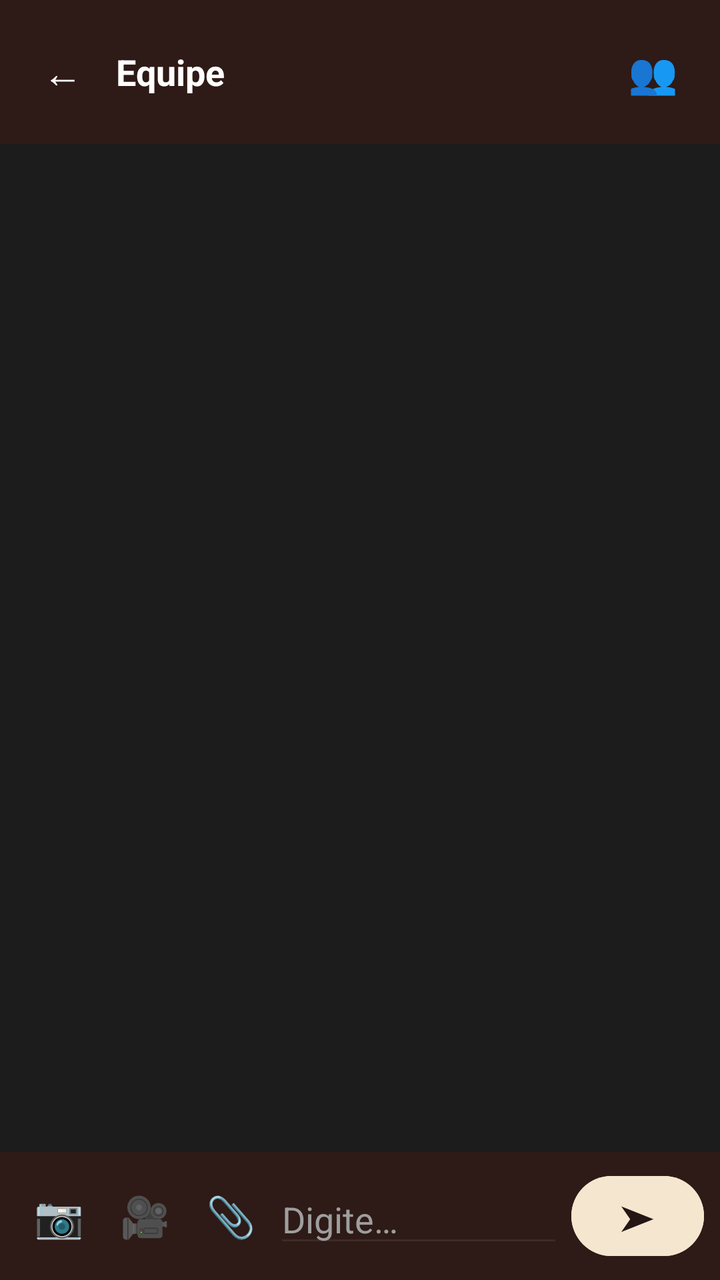
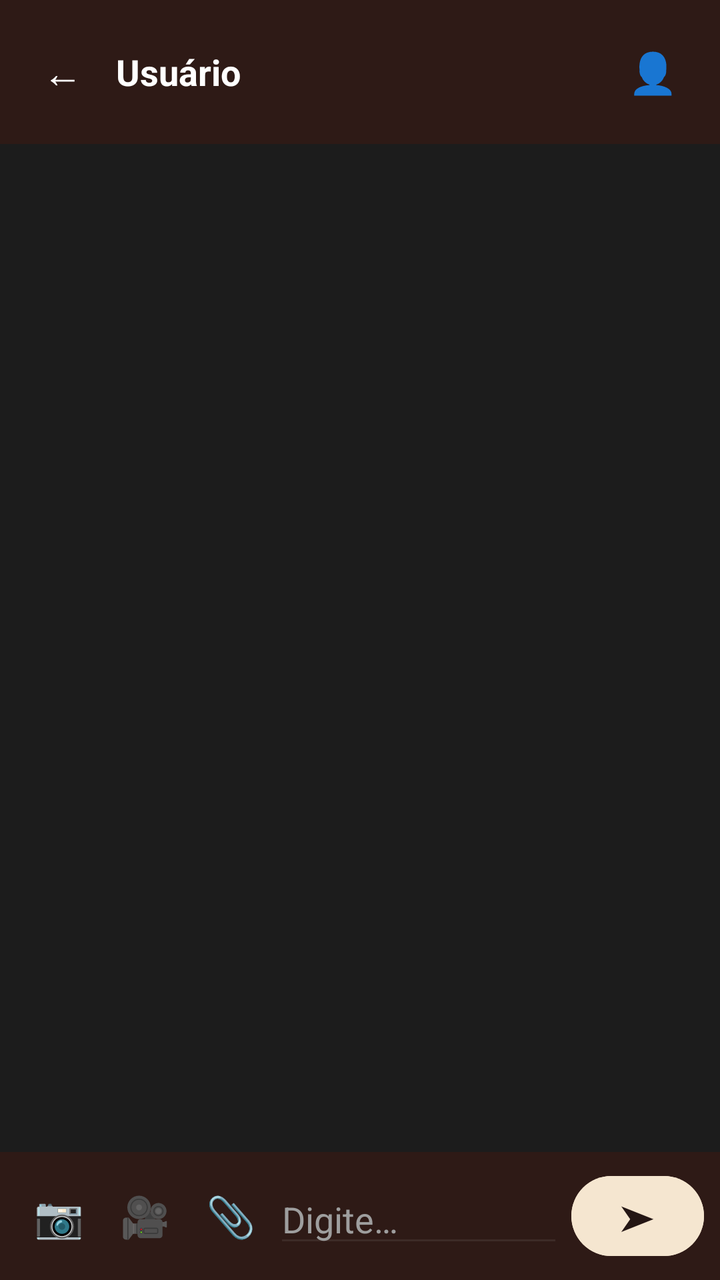

Two renders of the same Android screen: before a commit and after it. Below are the layout's source before the change and the commit's diff.
<!-- AndroidManifest.xml: application theme Theme.CTR -->
<!-- res/layout/activity_chat_equipe.xml -->
<?xml version="1.0" encoding="utf-8"?>
<androidx.constraintlayout.widget.ConstraintLayout xmlns:android="http://schemas.android.com/apk/res/android"
    xmlns:app="http://schemas.android.com/apk/res-auto"
    android:layout_width="match_parent"
    android:layout_height="match_parent"
    android:background="@color/bg_primary"
    android:fitsSystemWindows="true">

    
    <LinearLayout
        android:id="@+id/headerChatEquipe"
        android:layout_width="match_parent"
        android:layout_height="wrap_content"
        android:background="@color/bg_surface_light"
        android:gravity="center_vertical"
        android:orientation="horizontal"
        android:padding="12dp"
        app:layout_constraintTop_toTopOf="parent">

        <Button
            android:id="@+id/btnVoltarChatEquipe"
            style="@style/Widget.MaterialComponents.Button.TextButton"
            android:layout_width="wrap_content"
            android:layout_height="wrap_content"
            android:minWidth="0dp"
            android:text="←"
            android:textColor="@color/text_primary"
            android:textSize="20sp" />

        <LinearLayout
            android:layout_width="0dp"
            android:layout_height="wrap_content"
            android:layout_marginStart="8dp"
            android:layout_weight="1"
            android:orientation="vertical">

            <TextView
                android:id="@+id/txtNomeEquipeChat"
                android:layout_width="match_parent"
                android:layout_height="wrap_content"
                android:ellipsize="end"
                android:maxLines="1"
                android:text="Equipe"
                android:textColor="@color/text_primary"
                android:textSize="18sp"
                android:textStyle="bold" />

            <TextView
                android:id="@+id/txtDigitandoEquipe"
                android:layout_width="match_parent"
                android:layout_height="wrap_content"
                android:ellipsize="end"
                android:maxLines="1"
                android:text=""
                android:textColor="@color/accent"
                android:textSize="12sp"
                android:textStyle="italic"
                android:visibility="gone" />

        </LinearLayout>

        <Button
            android:id="@+id/btnVerGrupos"
            style="@style/Widget.MaterialComponents.Button.TextButton"
            android:layout_width="wrap_content"
            android:layout_height="wrap_content"
            android:minWidth="0dp"
            android:text="👥"
            android:textSize="20sp" />

    </LinearLayout>

    
    <androidx.recyclerview.widget.RecyclerView
        android:id="@+id/recyclerMensagensEquipe"
        android:layout_width="match_parent"
        android:layout_height="0dp"
        android:clipToPadding="false"
        android:padding="12dp"
        app:layout_constraintBottom_toTopOf="@+id/containerRespondendoEquipe"
        app:layout_constraintTop_toBottomOf="@+id/headerChatEquipe" />

    
    <LinearLayout
        android:id="@+id/containerRespondendoEquipe"
        android:layout_width="match_parent"
        android:layout_height="wrap_content"
        android:background="@color/bg_surface_hover"
        android:orientation="horizontal"
        android:padding="8dp"
        android:visibility="gone"
        app:layout_constraintBottom_toTopOf="@+id/containerInputEquipe">

        <View
            android:layout_width="4dp"
            android:layout_height="match_parent"
            android:background="@color/accent" />

        <LinearLayout
            android:layout_width="0dp"
            android:layout_height="wrap_content"
            android:layout_marginStart="8dp"
            android:layout_weight="1"
            android:orientation="vertical">

            <TextView
                android:id="@+id/txtRespondendoAEquipe"
                android:layout_width="wrap_content"
                android:layout_height="wrap_content"
                android:text="Respondendo a..."
                android:textColor="@color/accent"
                android:textSize="12sp"
                android:textStyle="bold" />

            <TextView
                android:id="@+id/txtTextoRespondendoEquipe"
                android:layout_width="match_parent"
                android:layout_height="wrap_content"
                android:layout_marginTop="2dp"
                android:ellipsize="end"
                android:maxLines="1"
                android:text="Mensagem"
                android:textColor="@color/text_secondary"
                android:textSize="12sp" />

        </LinearLayout>

        <Button
            android:id="@+id/btnCancelarRespostaEquipe"
            style="@style/Widget.MaterialComponents.Button.TextButton"
            android:layout_width="wrap_content"
            android:layout_height="wrap_content"
            android:minWidth="0dp"
            android:padding="8dp"
            android:text="✕"
            android:textColor="@color/text_secondary"
            android:textSize="18sp" />

    </LinearLayout>

    
    <LinearLayout
        android:id="@+id/containerInputEquipe"
        android:layout_width="match_parent"
        android:layout_height="wrap_content"
        android:background="@color/bg_surface_light"
        android:gravity="center_vertical"
        android:orientation="horizontal"
        android:padding="8dp"
        app:layout_constraintBottom_toBottomOf="parent">

        <Button
            android:id="@+id/btnEnviarFotoEquipe"
            style="@style/Widget.MaterialComponents.Button.TextButton"
            android:layout_width="wrap_content"
            android:layout_height="wrap_content"
            android:minWidth="0dp"
            android:text="📷"
            android:textSize="20sp" />

        <Button
            android:id="@+id/btnEnviarVideoEquipe"
            style="@style/Widget.MaterialComponents.Button.TextButton"
            android:layout_width="wrap_content"
            android:layout_height="wrap_content"
            android:minWidth="0dp"
            android:text="🎥"
            android:textSize="20sp" />

        <Button
            android:id="@+id/btnEnviarArquivoEquipe"
            style="@style/Widget.MaterialComponents.Button.TextButton"
            android:layout_width="wrap_content"
            android:layout_height="wrap_content"
            android:minWidth="0dp"
            android:text="📎"
            android:textSize="20sp" />

        <EditText
            android:id="@+id/edtMensagemEquipe"
            android:layout_width="0dp"
            android:layout_height="wrap_content"
            android:layout_weight="1"
            android:backgroundTint="@color/bg_surface_hover"
            android:hint="@string/chat_hint_digite"
            android:textColor="@color/text_primary"
            android:textColorHint="@color/text_secondary"
            android:inputType="textMultiLine|textCapSentences"
            android:maxLines="8"
            android:maxHeight="150dp"
            android:minLines="1"
            android:scrollHorizontally="false" />

        <Button
            android:id="@+id/btnEnviarMensagemEquipe"
            android:layout_width="wrap_content"
            android:layout_height="wrap_content"
            android:layout_marginStart="4dp"
            android:backgroundTint="@color/accent"
            android:minWidth="0dp"
            android:text="➤"
            android:textColor="@color/accent_dark"
            android:textSize="18sp" />

    </LinearLayout>

</androidx.constraintlayout.widget.ConstraintLayout>
<!-- resources referenced by this layout -->
<resources>
  <color name="accent">#F5E6D0</color>
  <color name="accent_dark">#241614</color>
  <color name="bg_primary">#1C1C1C</color>
  <color name="bg_surface_hover">#3D2B27</color>
  <color name="bg_surface_light">#2E1A16</color>
  <color name="text_primary">#FFFFFF</color>
  <color name="text_secondary">#9E9E9E</color>
  <string name="chat_hint_digite">Digite…</string>
  <style name="Theme.CTR" parent="Theme.MaterialComponents.DayNight.NoActionBar">
          <item name="colorPrimary">#3D2B27</item>
          <item name="colorPrimaryVariant">#2E1A16</item>
          <item name="colorOnPrimary">@android:color/white</item>
          <item name="colorSecondary">#F5E6D0</item>
          <item name="colorSecondaryVariant">#3D2B27</item>
          <item name="colorOnSecondary">#241614</item>
          <item name="android:windowBackground">#1C1C1C</item>
          <item name="android:statusBarColor">#1C1C1C</item>
          <item name="android:navigationBarColor">#1C1C1C</item>
          <item name="android:textColor">@android:color/white</item>
          <item name="android:windowSoftInputMode">adjustResize</item>
      </style>
</resources>

<!-- the commit's change to res/layout/activity_chat_equipe.xml (unified diff, before → after) -->
@@ -8,7 +8,7 @@
 
     
     <LinearLayout
-        android:id="@+id/headerChatEquipe"
+        android:id="@+id/headerChat"
         android:layout_width="match_parent"
         android:layout_height="wrap_content"
         android:background="@color/bg_surface_light"
@@ -18,11 +18,12 @@
         app:layout_constraintTop_toTopOf="parent">
 
         <Button
-            android:id="@+id/btnVoltarChatEquipe"
-            style="@style/Widget.MaterialComponents.Button.TextButton"
-            android:layout_width="wrap_content"
-            android:layout_height="wrap_content"
-            android:minWidth="0dp"
+            android:id="@+id/btnVoltarChat"
+            style="@style/Widget.MaterialComponents.Button.TextButton"
+            android:layout_width="wrap_content"
+            android:layout_height="wrap_content"
+            android:minWidth="0dp"
+            android:contentDescription="@string/acessibilidade_voltar"
             android:text="←"
             android:textColor="@color/text_primary"
             android:textSize="20sp" />
@@ -35,22 +36,18 @@
             android:orientation="vertical">
 
             <TextView
-                android:id="@+id/txtNomeEquipeChat"
+                android:id="@+id/txtNomeOutro"
                 android:layout_width="match_parent"
                 android:layout_height="wrap_content"
-                android:ellipsize="end"
-                android:maxLines="1"
-                android:text="Equipe"
+                android:text="@string/chat_placeholder_usuario"
                 android:textColor="@color/text_primary"
                 android:textSize="18sp"
                 android:textStyle="bold" />
 
             <TextView
-                android:id="@+id/txtDigitandoEquipe"
+                android:id="@+id/txtDigitando"
                 android:layout_width="match_parent"
                 android:layout_height="wrap_content"
-                android:ellipsize="end"
-                android:maxLines="1"
                 android:text=""
                 android:textColor="@color/accent"
                 android:textSize="12sp"
@@ -60,36 +57,37 @@
         </LinearLayout>
 
         <Button
-            android:id="@+id/btnVerGrupos"
-            style="@style/Widget.MaterialComponents.Button.TextButton"
-            android:layout_width="wrap_content"
-            android:layout_height="wrap_content"
-            android:minWidth="0dp"
-            android:text="👥"
+            android:id="@+id/btnVerPerfil"
+            style="@style/Widget.MaterialComponents.Button.TextButton"
+            android:layout_width="wrap_content"
+            android:layout_height="wrap_content"
+            android:minWidth="0dp"
+            android:contentDescription="@string/acessibilidade_perfil"
+            android:text="👤"
             android:textSize="20sp" />
 
     </LinearLayout>
 
     
     <androidx.recyclerview.widget.RecyclerView
-        android:id="@+id/recyclerMensagensEquipe"
+        android:id="@+id/recyclerMensagens"
         android:layout_width="match_parent"
         android:layout_height="0dp"
         android:clipToPadding="false"
         android:padding="12dp"
-        app:layout_constraintBottom_toTopOf="@+id/containerRespondendoEquipe"
-        app:layout_constraintTop_toBottomOf="@+id/headerChatEquipe" />
+        app:layout_constraintBottom_toTopOf="@+id/containerRespondendo"
+        app:layout_constraintTop_toBottomOf="@+id/headerChat" />
 
     
     <LinearLayout
-        android:id="@+id/containerRespondendoEquipe"
+        android:id="@+id/containerRespondendo"
         android:layout_width="match_parent"
         android:layout_height="wrap_content"
         android:background="@color/bg_surface_hover"
         android:orientation="horizontal"
         android:padding="8dp"
         android:visibility="gone"
-        app:layout_constraintBottom_toTopOf="@+id/containerInputEquipe">
+        app:layout_constraintBottom_toTopOf="@+id/containerInput">
 
         <View
             android:layout_width="4dp"
@@ -104,34 +102,35 @@
             android:orientation="vertical">
 
             <TextView
-                android:id="@+id/txtRespondendoAEquipe"
+                android:id="@+id/txtRespondendoA"
                 android:layout_width="wrap_content"
                 android:layout_height="wrap_content"
-                android:text="Respondendo a..."
+                android:text="@string/chat_respondendo_a_placeholder"
                 android:textColor="@color/accent"
                 android:textSize="12sp"
                 android:textStyle="bold" />
 
             <TextView
-                android:id="@+id/txtTextoRespondendoEquipe"
+                android:id="@+id/txtTextoRespondendo"
                 android:layout_width="match_parent"
                 android:layout_height="wrap_content"
                 android:layout_marginTop="2dp"
                 android:ellipsize="end"
                 android:maxLines="1"
-                android:text="Mensagem"
+                android:text="@string/chat_placeholder_mensagem"
                 android:textColor="@color/text_secondary"
                 android:textSize="12sp" />
 
         </LinearLayout>
 
         <Button
-            android:id="@+id/btnCancelarRespostaEquipe"
+            android:id="@+id/btnCancelarResposta"
             style="@style/Widget.MaterialComponents.Button.TextButton"
             android:layout_width="wrap_content"
             android:layout_height="wrap_content"
             android:minWidth="0dp"
             android:padding="8dp"
+            android:contentDescription="@string/acessibilidade_cancelar_resposta"
             android:text="✕"
             android:textColor="@color/text_secondary"
             android:textSize="18sp" />
@@ -140,7 +139,7 @@
 
     
     <LinearLayout
-        android:id="@+id/containerInputEquipe"
+        android:id="@+id/containerInput"
         android:layout_width="match_parent"
         android:layout_height="wrap_content"
         android:background="@color/bg_surface_light"
@@ -150,34 +149,37 @@
         app:layout_constraintBottom_toBottomOf="parent">
 
         <Button
-            android:id="@+id/btnEnviarFotoEquipe"
-            style="@style/Widget.MaterialComponents.Button.TextButton"
-            android:layout_width="wrap_content"
-            android:layout_height="wrap_content"
-            android:minWidth="0dp"
+            android:id="@+id/btnEnviarFoto"
+            style="@style/Widget.MaterialComponents.Button.TextButton"
+            android:layout_width="wrap_content"
+            android:layout_height="wrap_content"
+            android:minWidth="0dp"
+            android:contentDescription="@string/acessibilidade_enviar_foto"
             android:text="📷"
             android:textSize="20sp" />
 
         <Button
-            android:id="@+id/btnEnviarVideoEquipe"
-            style="@style/Widget.MaterialComponents.Button.TextButton"
-            android:layout_width="wrap_content"
-            android:layout_height="wrap_content"
-            android:minWidth="0dp"
+            android:id="@+id/btnEnviarVideo"
+            style="@style/Widget.MaterialComponents.Button.TextButton"
+            android:layout_width="wrap_content"
+            android:layout_height="wrap_content"
+            android:minWidth="0dp"
+            android:contentDescription="@string/acessibilidade_enviar_video"
             android:text="🎥"
             android:textSize="20sp" />
 
         <Button
-            android:id="@+id/btnEnviarArquivoEquipe"
-            style="@style/Widget.MaterialComponents.Button.TextButton"
-            android:layout_width="wrap_content"
-            android:layout_height="wrap_content"
-            android:minWidth="0dp"
+            android:id="@+id/btnEnviarArquivo"
+            style="@style/Widget.MaterialComponents.Button.TextButton"
+            android:layout_width="wrap_content"
+            android:layout_height="wrap_content"
+            android:minWidth="0dp"
+            android:contentDescription="@string/acessibilidade_enviar_arquivo"
             android:text="📎"
             android:textSize="20sp" />
 
         <EditText
-            android:id="@+id/edtMensagemEquipe"
+            android:id="@+id/edtMensagem"
             android:layout_width="0dp"
             android:layout_height="wrap_content"
             android:layout_weight="1"
@@ -192,12 +194,13 @@
             android:scrollHorizontally="false" />
 
         <Button
-            android:id="@+id/btnEnviarMensagemEquipe"
+            android:id="@+id/btnEnviar"
             android:layout_width="wrap_content"
             android:layout_height="wrap_content"
             android:layout_marginStart="4dp"
             android:backgroundTint="@color/accent"
             android:minWidth="0dp"
+            android:contentDescription="@string/acessibilidade_enviar_mensagem"
             android:text="➤"
             android:textColor="@color/accent_dark"
             android:textSize="18sp" />
<!-- resource entries referenced after the edit -->
@@ -7,7 +7,17 @@
   <color name="bg_surface_light">#2E1A16</color>
   <color name="text_primary">#FFFFFF</color>
   <color name="text_secondary">#9E9E9E</color>
+  <string name="acessibilidade_cancelar_resposta">Cancelar resposta</string>
+  <string name="acessibilidade_enviar_arquivo">Enviar arquivo</string>
+  <string name="acessibilidade_enviar_foto">Enviar foto</string>
+  <string name="acessibilidade_enviar_mensagem">Enviar mensagem</string>
+  <string name="acessibilidade_enviar_video">Enviar vídeo</string>
+  <string name="acessibilidade_perfil">Ver perfil</string>
+  <string name="acessibilidade_voltar">Voltar</string>
   <string name="chat_hint_digite">Digite…</string>
+  <string name="chat_placeholder_mensagem">Mensagem</string>
+  <string name="chat_placeholder_usuario">Usuário</string>
+  <string name="chat_respondendo_a_placeholder">Respondendo a…</string>
   <style name="Theme.CTR" parent="Theme.MaterialComponents.DayNight.NoActionBar">
           <item name="colorPrimary">#3D2B27</item>
           <item name="colorPrimaryVariant">#2E1A16</item>
